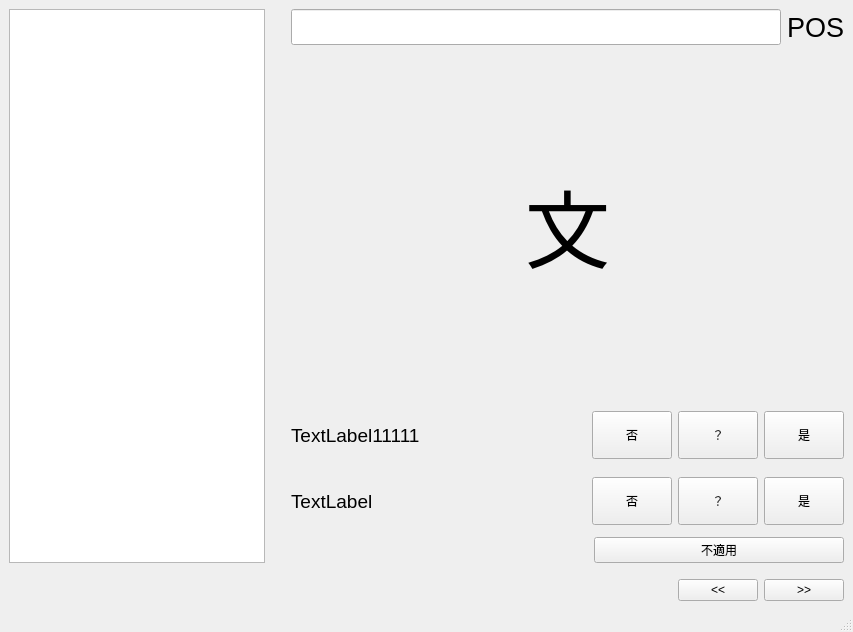
Old version of the form GWA2019/anmorph/anmorph_ui.ui in the repository seantyh/GWA2019.
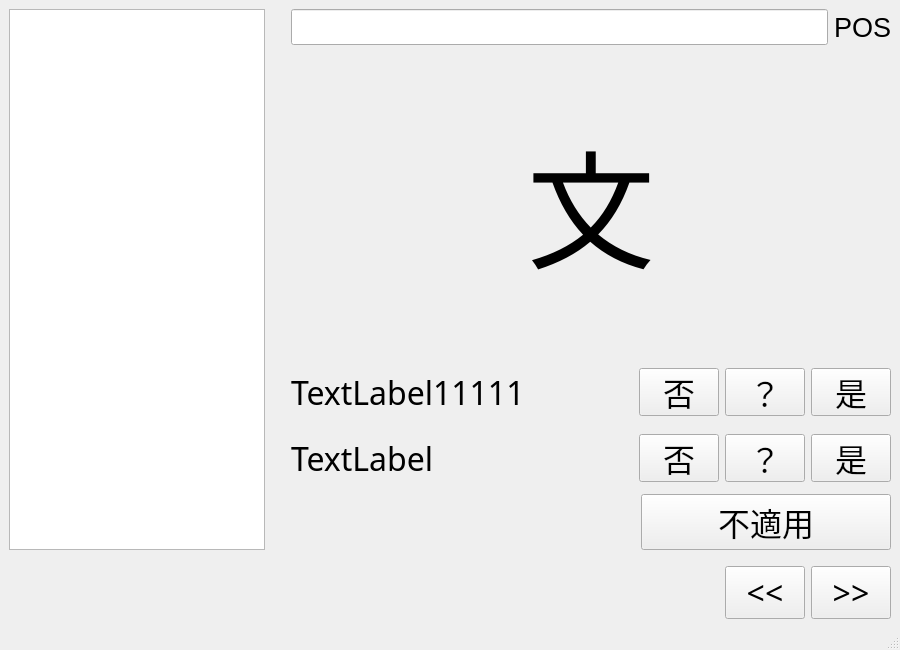
New version of the form.

What changed in the file:
```diff
--- a/GWA2019/anmorph/anmorph_ui.ui
+++ b/GWA2019/anmorph/anmorph_ui.ui
@@ -6,8 +6,8 @@
    <rect>
     <x>0</x>
     <y>0</y>
-    <width>853</width>
-    <height>632</height>
+    <width>900</width>
+    <height>650</height>
    </rect>
   </property>
   <property name="sizePolicy">
@@ -41,7 +41,8 @@
           </property>
           <property name="font">
            <font>
-            <pointsize>16</pointsize>
+            <family>Heiti TC</family>
+            <pointsize>24</pointsize>
            </font>
           </property>
          </widget>
@@ -120,7 +121,8 @@
               </property>
               <property name="font">
                <font>
-                <pointsize>64</pointsize>
+                <family>BiauKai</family>
+                <pointsize>96</pointsize>
                </font>
               </property>
               <property name="text">
@@ -153,7 +155,8 @@
                 </property>
                 <property name="font">
                  <font>
-                  <pointsize>14</pointsize>
+                  <family>Heiti TC</family>
+                  <pointsize>24</pointsize>
                  </font>
                 </property>
                 <property name="text">
@@ -164,14 +167,14 @@
               <item>
                <widget class="QPushButton" name="btn_item1_no">
                 <property name="sizePolicy">
-                 <sizepolicy hsizetype="Preferred" vsizetype="Fixed">
+                 <sizepolicy hsizetype="Fixed" vsizetype="Fixed">
                   <horstretch>0</horstretch>
                   <verstretch>0</verstretch>
                  </sizepolicy>
                 </property>
                 <property name="minimumSize">
                  <size>
-                  <width>60</width>
+                  <width>80</width>
                   <height>48</height>
                  </size>
                 </property>
@@ -181,6 +184,12 @@
                   <height>48</height>
                  </size>
                 </property>
+                <property name="font">
+                 <font>
+                  <family>Heiti TC</family>
+                  <pointsize>24</pointsize>
+                 </font>
+                </property>
                 <property name="text">
                  <string>否</string>
                 </property>
@@ -192,14 +201,14 @@
               <item>
                <widget class="QPushButton" name="btn_item1_na">
                 <property name="sizePolicy">
-                 <sizepolicy hsizetype="Preferred" vsizetype="Fixed">
+                 <sizepolicy hsizetype="Fixed" vsizetype="Fixed">
                   <horstretch>0</horstretch>
                   <verstretch>0</verstretch>
                  </sizepolicy>
                 </property>
                 <property name="minimumSize">
                  <size>
-                  <width>60</width>
+                  <width>80</width>
                   <height>48</height>
                  </size>
                 </property>
@@ -209,6 +218,12 @@
                   <height>48</height>
                  </size>
                 </property>
+                <property name="font">
+                 <font>
+                  <family>Heiti TC</family>
+                  <pointsize>24</pointsize>
+                 </font>
+                </property>
                 <property name="text">
                  <string>？</string>
                 </property>
@@ -217,14 +232,14 @@
               <item>
                <widget class="QPushButton" name="btn_item1_yes">
                 <property name="sizePolicy">
-                 <sizepolicy hsizetype="Preferred" vsizetype="Fixed">
+                 <sizepolicy hsizetype="Fixed" vsizetype="Fixed">
                   <horstretch>0</horstretch>
                   <verstretch>0</verstretch>
                  </sizepolicy>
                 </property>
                 <property name="minimumSize">
                  <size>
-                  <width>60</width>
+                  <width>80</width>
                   <height>48</height>
                  </size>
                 </property>
@@ -234,6 +249,12 @@
                   <height>48</height>
                  </size>
                 </property>
+                <property name="font">
+                 <font>
+                  <family>Heiti TC</family>
+                  <pointsize>24</pointsize>
+                 </font>
+                </property>
                 <property name="text">
                  <string>是</string>
                 </property>
@@ -259,7 +280,8 @@
                 </property>
                 <property name="font">
                  <font>
-                  <pointsize>14</pointsize>
+                  <family>Heiti TC</family>
+                  <pointsize>24</pointsize>
                  </font>
                 </property>
                 <property name="text">
@@ -269,9 +291,15 @@
               </item>
               <item>
                <widget class="QPushButton" name="btn_item2_no">
+                <property name="sizePolicy">
+                 <sizepolicy hsizetype="Fixed" vsizetype="Fixed">
+                  <horstretch>0</horstretch>
+                  <verstretch>0</verstretch>
+                 </sizepolicy>
+                </property>
                 <property name="minimumSize">
                  <size>
-                  <width>60</width>
+                  <width>80</width>
                   <height>48</height>
                  </size>
                 </property>
@@ -281,6 +309,12 @@
                   <height>48</height>
                  </size>
                 </property>
+                <property name="font">
+                 <font>
+                  <family>Heiti TC</family>
+                  <pointsize>24</pointsize>
+                 </font>
+                </property>
                 <property name="text">
                  <string>否</string>
                 </property>
@@ -288,9 +322,15 @@
               </item>
               <item>
                <widget class="QPushButton" name="btn_item2_na">
+                <property name="sizePolicy">
+                 <sizepolicy hsizetype="Fixed" vsizetype="Fixed">
+                  <horstretch>0</horstretch>
+                  <verstretch>0</verstretch>
+                 </sizepolicy>
+                </property>
                 <property name="minimumSize">
                  <size>
-                  <width>60</width>
+                  <width>80</width>
                   <height>48</height>
                  </size>
                 </property>
@@ -300,6 +340,12 @@
                   <height>48</height>
                  </size>
                 </property>
+                <property name="font">
+                 <font>
+                  <family>Heiti TC</family>
+                  <pointsize>24</pointsize>
+                 </font>
+                </property>
                 <property name="text">
                  <string>？</string>
                 </property>
@@ -307,9 +353,15 @@
               </item>
               <item>
                <widget class="QPushButton" name="btn_item2_yes">
+                <property name="sizePolicy">
+                 <sizepolicy hsizetype="Fixed" vsizetype="Fixed">
+                  <horstretch>0</horstretch>
+                  <verstretch>0</verstretch>
+                 </sizepolicy>
+                </property>
                 <property name="minimumSize">
                  <size>
-                  <width>60</width>
+                  <width>80</width>
                   <height>48</height>
                  </size>
                 </property>
@@ -319,6 +371,12 @@
                   <height>48</height>
                  </size>
                 </property>
+                <property name="font">
+                 <font>
+                  <family>Heiti TC</family>
+                  <pointsize>24</pointsize>
+                 </font>
+                </property>
                 <property name="text">
                  <string>是</string>
                 </property>
@@ -361,6 +419,12 @@
                   <height>16777215</height>
                  </size>
                 </property>
+                <property name="font">
+                 <font>
+                  <family>Heiti TC</family>
+                  <pointsize>24</pointsize>
+                 </font>
+                </property>
                 <property name="text">
                  <string>不適用</string>
                 </property>
@@ -406,6 +470,12 @@
             <height>16777215</height>
            </size>
           </property>
+          <property name="font">
+           <font>
+            <family>Heiti TC</family>
+            <pointsize>24</pointsize>
+           </font>
+          </property>
           <property name="text">
            <string>&lt;&lt;</string>
           </property>
@@ -425,6 +495,12 @@
             <height>16777215</height>
            </size>
           </property>
+          <property name="font">
+           <font>
+            <family>Heiti TC</family>
+            <pointsize>24</pointsize>
+           </font>
+          </property>
           <property name="text">
            <string>&gt;&gt;</string>
           </property>
```
Left out of the diff: 4 changed lines with no effect on the pictures.
